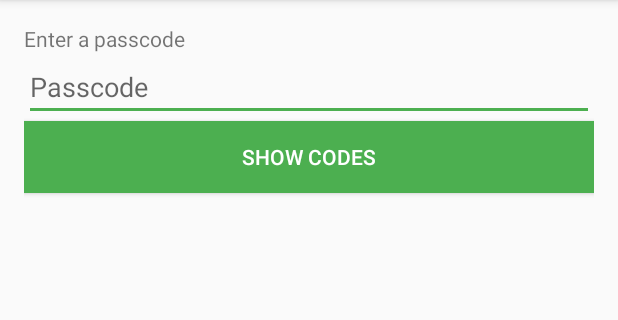
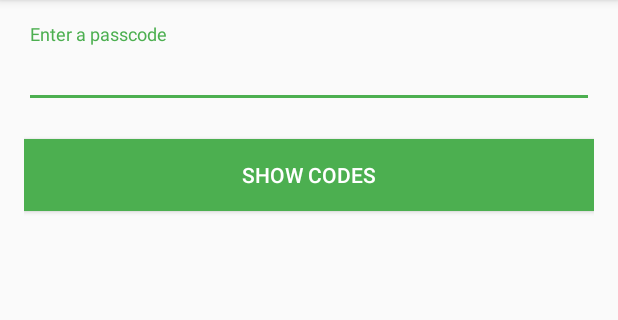
Before and after one commit to oscarb/pinapple, an Android app: the screen it shows after launch (PasscodeActivity), on a phone screen of 412 x 824 dp, the part 84-404 px from its top. Run offline under Robolectric (Android 15) with nearby library versions, the phone set to English and light mode, and no system bars; libraries missing offline, so code that uses them is left out: com.activeandroid, com.activeandroid.annotation, com.activeandroid.query; 1 statement that could not run was skipped.

Commit message:
Add input validation

```diff
--- a/app/src/main/java/se/oscarb/pinapple/CodeAdapter.java
+++ b/app/src/main/java/se/oscarb/pinapple/CodeAdapter.java
@@ -72,7 +72,7 @@ public class CodeAdapter extends RecyclerView.Adapter<CodeAdapter.ViewHolder> {
 
             // Decrypt code and pad to 4 digits
             Crypto crypto = new XorCrypto();
-            int decryptedCode = crypto.decrypt(code.getEncryptedValue(), passcode);
+            int decryptedCode = Math.abs(crypto.decrypt(code.getEncryptedValue(), passcode));
             String codeString = String.format("%04d", decryptedCode);
 
             String text = code.getLabel() + "\n" + codeString;
--- a/app/src/main/java/se/oscarb/pinapple/PasscodeActivity.java
+++ b/app/src/main/java/se/oscarb/pinapple/PasscodeActivity.java
@@ -1,8 +1,11 @@
 package se.oscarb.pinapple;
 
 import android.content.Intent;
+import android.support.design.widget.TextInputLayout;
 import android.support.v7.app.AppCompatActivity;
 import android.os.Bundle;
+import android.text.Editable;
+import android.text.TextWatcher;
 import android.util.Log;
 import android.view.View;
 import android.widget.EditText;
@@ -12,21 +15,64 @@ public class PasscodeActivity extends AppCompatActivity {
     // Fields
     public final static String PASSCODE_MESSAGE = "se.oscarb.pinapple.PASSCODE";
     private static final String TAG = PasscodeActivity.class.getSimpleName();
+    private EditText passcodeEditText;
+    private TextInputLayout textInputLayout;
 
     @Override
     protected void onCreate(Bundle savedInstanceState) {
         super.onCreate(savedInstanceState);
         setContentView(R.layout.activity_passcode);
+
+        passcodeEditText = (EditText) findViewById(R.id.passcode);
+        textInputLayout = (TextInputLayout) findViewById(R.id.input_layout);
+
+        passcodeEditText.addTextChangedListener(new TextWatcher() {
+            @Override
+            public void beforeTextChanged(CharSequence s, int start, int count, int after) {
+
+            }
+
+            @Override
+            public void onTextChanged(CharSequence s, int start, int before, int count) {
+
+            }
+
+            @Override
+            public void afterTextChanged(Editable s) {
+                textInputLayout.setError(null);
+                switch(s.length()) {
+                    case 0: textInputLayout.setError("No digits entered");
+                            break;
+                    case 4: showCodes();
+                            break;
+                    default: textInputLayout.setError("Enter four digits");
+                            break;
+                }
+            }
+        });
+
     }
 
     public void showCodes(View view) {
-        EditText passcodeEditText = (EditText) findViewById(R.id.passcode);
+        showCodes();
+
+
+        // TODO: Only run method when EditText is not empty
+
+    }
+
+    public void showCodes() {
+
+
         try {
             int passcode = Integer.parseInt(passcodeEditText.getText().toString());
+
 
             Intent toMainActivityIntent = new Intent(this, MainActivity.class);
             toMainActivityIntent.putExtra(PASSCODE_MESSAGE, passcode);
             startActivity(toMainActivityIntent);
+            passcodeEditText.setText("");
+            textInputLayout.setError(null);
 
         } catch (NumberFormatException exception) {
             Log.w(TAG, "NumberFormatException" + exception.getMessage());
@@ -35,7 +81,5 @@ public class PasscodeActivity extends AppCompatActivity {
 
         // TODO: Only run method when EditText is not empty
 
-
-
     }
 }
--- a/app/src/main/res/layout/activity_passcode.xml
+++ b/app/src/main/res/layout/activity_passcode.xml
@@ -3,6 +3,7 @@
     xmlns:tools="http://schemas.android.com/tools"
     android:layout_width="match_parent"
     android:layout_height="match_parent"
+    xmlns:app="http://schemas.android.com/apk/res-auto"
     android:paddingBottom="@dimen/activity_vertical_margin"
     android:paddingLeft="@dimen/activity_horizontal_margin"
     android:paddingRight="@dimen/activity_horizontal_margin"
@@ -11,20 +12,25 @@
     tools:context="se.oscarb.pinapple.PasscodeActivity">
 
 
-    <TextView
+    <android.support.design.widget.TextInputLayout
+        android:id="@+id/input_layout"
+        android:layout_height="wrap_content"
         android:layout_width="match_parent"
-        android:layout_height="wrap_content"
-        android:text="@string/enter_a_passcode"/>
+        app:errorEnabled="true"
+        >
 
-    <EditText
+        <android.support.design.widget.TextInputEditText
             android:id="@+id/passcode"
             android:layout_width="match_parent"
             android:layout_height="wrap_content"
             android:digits="0123456789"
-        android:hint="@string/passcode"
+            android:hint="@string/enter_a_passcode"
             android:inputType="numberPassword"
+            android:fontFamily="sans-serif"
 
             />
+
+    </android.support.design.widget.TextInputLayout>
 
     <Button
         android:layout_width="match_parent"
```
Also changed, not shown: app/src/main/java/se/oscarb/pinapple/AddCodeDialogFragment.java (+80 -4 lines), app/src/main/java/se/oscarb/pinapple/MainActivity.java (+8 -2 lines), app/src/main/res/layout/dialog_add_code.xml (+11 -4 lines). Lines whose indentation alone changed are shown as unchanged.
